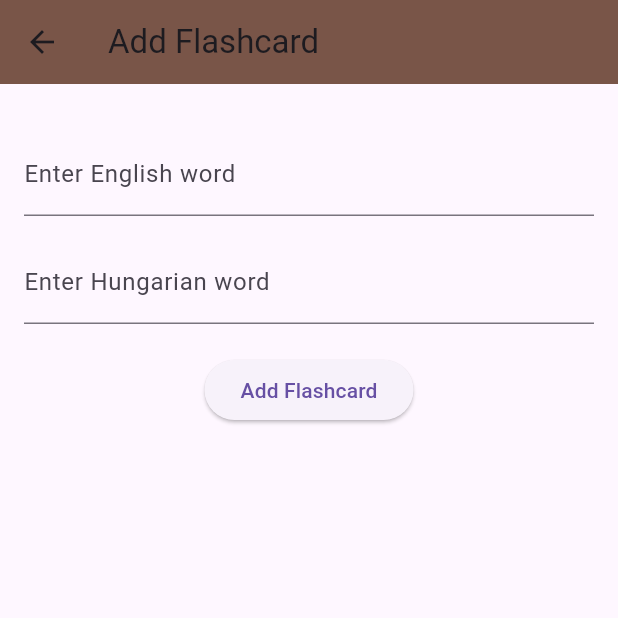
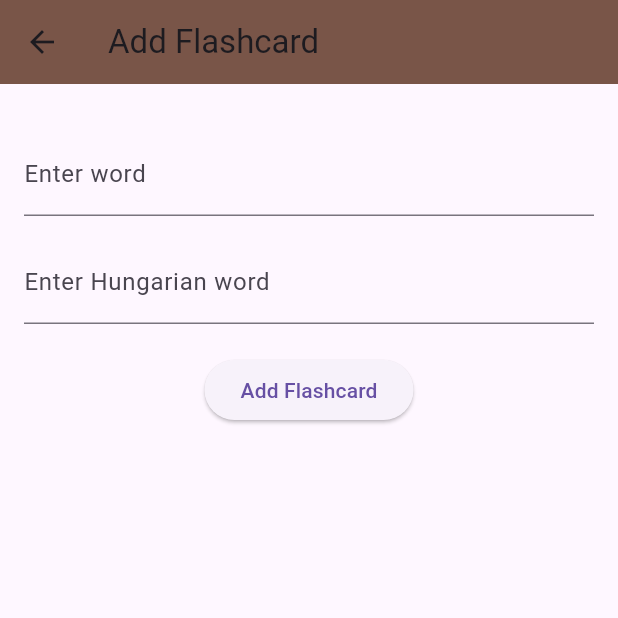
Before and after one commit to AmonBrollo/FlashLingo, a Flutter app: the AddFlashcardScreen screen opened directly with empty values, on a phone screen of 412 x 824 dp, the top half of it. Run offline on Flutter 3.47's test engine with Material 3 defaults, Android fonts, the phone set to English and light mode, and no system bars; our stand-ins replace image_picker, shared_preferences; accounts and stored records are empty.

Commit message:
📝 Refectored the remaining UI Strings.

```diff
--- a/lib/screens/add_flashcard_screen.dart
+++ b/lib/screens/add_flashcard_screen.dart
@@ -54,9 +54,7 @@ class _AddFlashcardScreenState extends State<AddFlashcardScreen> {
             TextField(
               controller: baseController,
               decoration: InputDecoration(
-                labelText: widget.baseLanguage == "portuguese"
-                    ? 'Digite a palavra em Português'
-                    : 'Enter English word',
+                labelText: UiStrings.baseWordLabel(widget.baseLanguage),
               ),
             ),
             const SizedBox(height: 16),
--- a/lib/screens/deck_selector_screen.dart
+++ b/lib/screens/deck_selector_screen.dart
@@ -1,6 +1,7 @@
 import 'package:flutter/material.dart';
+import 'flashcard_screen.dart';
 import '../models/flashcard_deck.dart';
-import 'flashcard_screen.dart';
+import '../utils/ui_strings.dart';
 
 class DeckSelectorScreen extends StatelessWidget {
   final List<FlashcardDeck> decks;
@@ -18,7 +19,7 @@ class DeckSelectorScreen extends StatelessWidget {
   Widget build(BuildContext context) {
     return Scaffold(
       appBar: AppBar(
-        title: const Text("Select a Deck"),
+        title: Text(UiStrings.selectDeck(baseLanguage)),
         backgroundColor: Colors.brown,
       ),
       body: Padding(
--- a/lib/screens/flashcard_screen.dart
+++ b/lib/screens/flashcard_screen.dart
@@ -108,7 +108,7 @@ class _FlashcardScreenState extends State<FlashcardScreen> {
     return Scaffold(
       backgroundColor: Colors.brown[50],
       appBar: AppBar(
-        title: const Text('Flashlingo'),
+        title: const Text('Flashlango'),
         backgroundColor: Colors.brown,
         actions: [
           IconButton(
--- a/lib/screens/target_language_selector_screen.dart
+++ b/lib/screens/target_language_selector_screen.dart
@@ -1,6 +1,7 @@
 import 'package:flutter/material.dart';
 import 'deck_selector_screen.dart';
 import '../services/deck_loader.dart';
+import '../utils/ui_strings.dart';
 
 class TargetLanguageSelectorScreen extends StatelessWidget {
   final String baseLanguage;
@@ -29,7 +30,7 @@ class TargetLanguageSelectorScreen extends StatelessWidget {
     return Scaffold(
       backgroundColor: Colors.brown[50],
       appBar: AppBar(
-        title: const Text("Choose Target Language 🎯"),
+        title: Text(UiStrings.selectTargetLanguage(baseLanguage)),
         backgroundColor: Colors.brown,
       ),
       body: Center(
--- a/lib/utils/ui_strings.dart
+++ b/lib/utils/ui_strings.dart
@@ -1,6 +1,12 @@
 class UiStrings {
-  static String appTitle(String lang) {
-    return lang == "portuguese" ? "Flashlingo" : "Flashlingo";
+  static String selectTargetLanguage(String lang) {
+    return lang == "portuguese"
+        ? "Escolha o idioma de destino 🎯"
+        : "Choose Target Language 🎯";
+  }
+
+  static String selectDeck(String lang) {
+    return lang == "portuguese" ? "Selecione um Deck" : "Select a Deck";
   }
 
   static String reviewTitle(String lang) {
@@ -27,6 +33,17 @@ class UiStrings {
         : "🎉 You've gone through all the flashcards!";
   }
 
+  static String baseWordLabel(String lang) {
+    switch (lang.toLowerCase()) {
+      case 'portuguese':
+        return 'Digite a palavra em Português';
+      case 'english':
+        return 'Enter English word';
+      default:
+        return 'Enter word';
+    }
+  }
+
   static String addHungarianWord(String lang) {
     return lang == "portuguese"
         ? "Digite a palavra em Húngaro"
```
